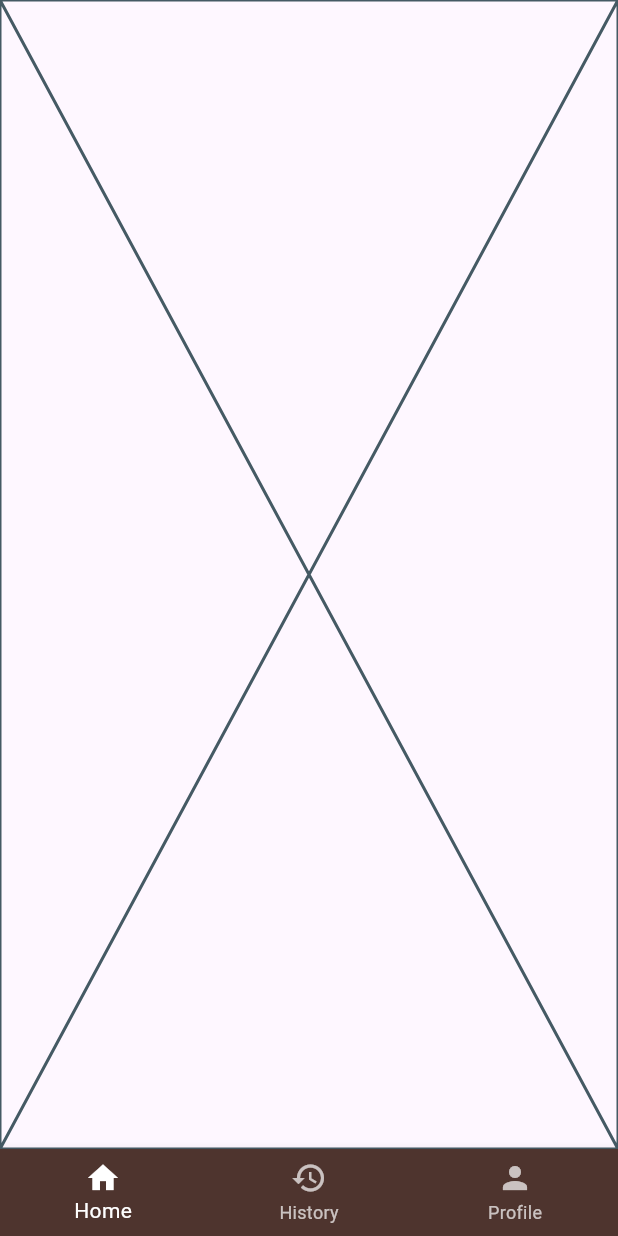
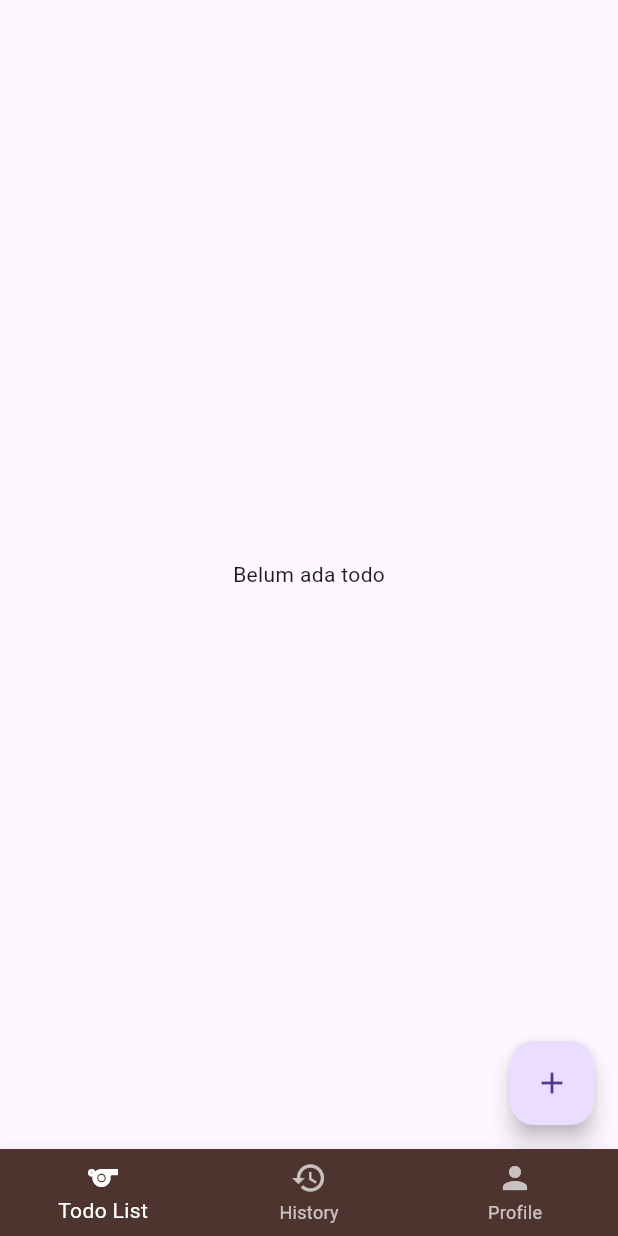
Before and after one commit to fawwazz-z/todo_list_app, a Flutter app: the DashboardPage screen opened directly, on a phone screen of 412 x 824 dp. Run offline on Flutter 3.47's test engine with Material 3 defaults, Android fonts, the phone set to English and light mode, and no system bars; our stand-ins replace get.

Commit message:
Feat [Rengga] feat Todo List

```diff
--- a/lib/bindings/dashboard_bindings.dart
+++ b/lib/bindings/dashboard_bindings.dart
@@ -1,9 +1,11 @@
 import 'package:get/get.dart';
+import 'package:todo_list_app/controllers/todo_controller.dart';
 import '../controllers/dashboard_controller.dart';
 
 class DashboardBinding extends Bindings {
   @override
   void dependencies() {
     Get.lazyPut<DashboardController>(() => DashboardController());
+    Get.lazyPut<TodoController>(() => TodoController());
   }
 }
--- a/lib/controllers/login_controller.dart
+++ b/lib/controllers/login_controller.dart
@@ -11,8 +11,7 @@ class LoginController extends GetxController {
   var isLoggedIn = false.obs;
 
   void login() {
-    if (usernameController.text == "admin" &&
-        passwordController.text == "11") {
+    if (usernameController.text == "admin" && passwordController.text == "11") {
       isLoggedIn.value = true;
       Get.snackbar("Success", "Login berhasil");
 
--- /dev/null
+++ b/lib/controllers/todo_controller.dart
@@ -0,0 +1,40 @@
+import 'package:get/get.dart';
+
+class Todo {
+  String title;
+  String description;
+  String category;
+  bool isDone;
+
+  Todo({
+    required this.title,
+    required this.description,
+    required this.category,
+    this.isDone = false,
+  });
+}
+
+class TodoController extends GetxController {
+  var todos = <Todo>[].obs;
+
+  // Dummy data awal
+  @override
+  void onInit() {
+    super.onInit();
+  }
+
+  // Tambah todo
+  void addTodo(String title, String description, String category) {
+    todos.add(Todo(title: title, description: description, category: category));
+  }
+
+  // Tandai selesai
+  void markAsDone(int index) {
+    todos[index].isDone = true;
+    todos.refresh();
+  }
+
+  // Getter untuk filter data
+  List<Todo> get activeTodos => todos.where((todo) => !todo.isDone).toList();
+  List<Todo> get history => todos.where((todo) => todo.isDone).toList();
+}
--- a/lib/pages/dashboard_page.dart
+++ b/lib/pages/dashboard_page.dart
@@ -12,12 +12,7 @@ class DashboardPage extends StatelessWidget {
   Widget build(BuildContext context) {
     final DashboardController controller = Get.find();
 
-    // Daftar halaman untuk tiap tab
-    final List<Widget> pages = [
-      const TodoListPage(),
-      const HistoryPage(),
-      const ProfilePage(),
-    ];
+    final List<Widget> pages = [TodoListPage(), HistoryPage(), ProfilePage()];
 
     return Obx(() {
       return Scaffold(
@@ -32,17 +27,14 @@ class DashboardPage extends StatelessWidget {
           unselectedItemColor: Colors.white70,
           items: const [
             BottomNavigationBarItem(
-              icon: Icon(Icons.home),
-              label: "Home",
+              icon: Icon(Icons.sports),
+              label: "Todo List",
             ),
             BottomNavigationBarItem(
               icon: Icon(Icons.history),
               label: "History",
             ),
-            BottomNavigationBarItem(
-              icon: Icon(Icons.person),
-              label: "Profile",
-            ),
+            BottomNavigationBarItem(icon: Icon(Icons.person), label: "Profile"),
           ],
         ),
       );
--- a/lib/pages/history_page.dart
+++ b/lib/pages/history_page.dart
@@ -1,10 +1,29 @@
-import 'package:flutter/widgets.dart';
+import 'package:flutter/material.dart';
+import 'package:get/get.dart';
+import '../controllers/todo_controller.dart';
+import '../widgets/todo_card.dart';
 
 class HistoryPage extends StatelessWidget {
-  const HistoryPage({super.key});
+  final TodoController todoController = Get.find();
 
   @override
   Widget build(BuildContext context) {
-    return const Placeholder();
+    return Obx(() {
+      if (todoController.history.isEmpty) {
+        return const Center(child: Text("Belum ada todo selesai"));
+      }
+      return ListView.builder(
+        itemCount: todoController.history.length,
+        itemBuilder: (context, index) {
+          final todo = todoController.history[index];
+          return TodoCard(
+            title: todo.title,
+            description: todo.description,
+            category: todo.category,
+            isDone: true,
+          );
+        },
+      );
+    });
   }
 }
--- a/lib/pages/todo_list_page.dart
+++ b/lib/pages/todo_list_page.dart
@@ -1,10 +1,39 @@
-import 'package:flutter/widgets.dart';
+import 'package:flutter/material.dart';
+import 'package:get/get.dart';
+import '../controllers/todo_controller.dart';
+import '../widgets/todo_card.dart';
+import 'add_todo_page.dart';
 
 class TodoListPage extends StatelessWidget {
-  const TodoListPage({super.key});
+  final TodoController todoController = Get.find();
 
   @override
   Widget build(BuildContext context) {
-    return const Placeholder();
+    return Scaffold(
+      body: Obx(() {
+        if (todoController.activeTodos.isEmpty) {
+          return const Center(child: Text("Belum ada todo"));
+        }
+        return ListView.builder(
+          itemCount: todoController.activeTodos.length,
+          itemBuilder: (context, index) {
+            final todo = todoController.activeTodos[index];
+            return TodoCard(
+              title: todo.title,
+              description: todo.description,
+              category: todo.category,
+              isDone: todo.isDone,
+              onDone: () {
+                todoController.markAsDone(todoController.todos.indexOf(todo));
+              },
+            );
+          },
+        );
+      }),
+      floatingActionButton: FloatingActionButton(
+        onPressed: () => Get.to(() => AddTodoPage()),
+        child: const Icon(Icons.add),
+      ),
+    );
   }
 }
--- a/pubspec.yaml
+++ b/pubspec.yaml
@@ -10,7 +10,7 @@ environment:
 dependencies:
   flutter:
     sdk: flutter
-  get: ^4.6.6
+  get: ^4.7.2
   cupertino_icons: ^1.0.8
 
 dev_dependencies:
```
Also changed, not shown: lib/pages/add_todo_page.dart (added, +81 -0 lines), lib/widgets/todo_card.dart (added, +40 -0 lines).
